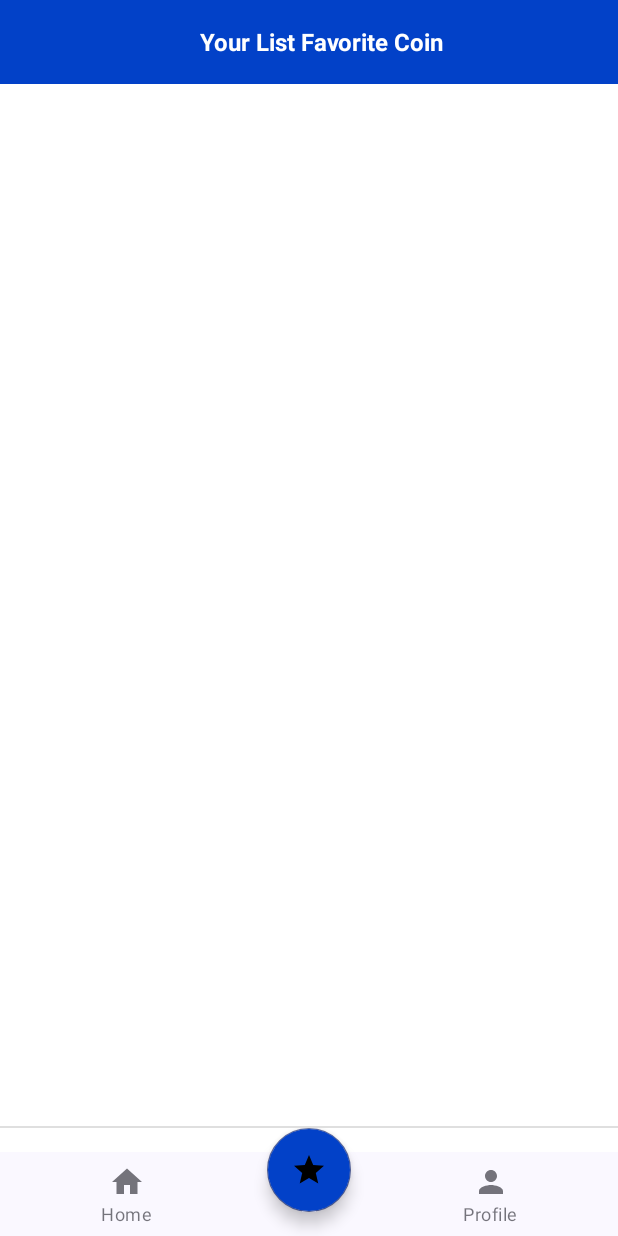
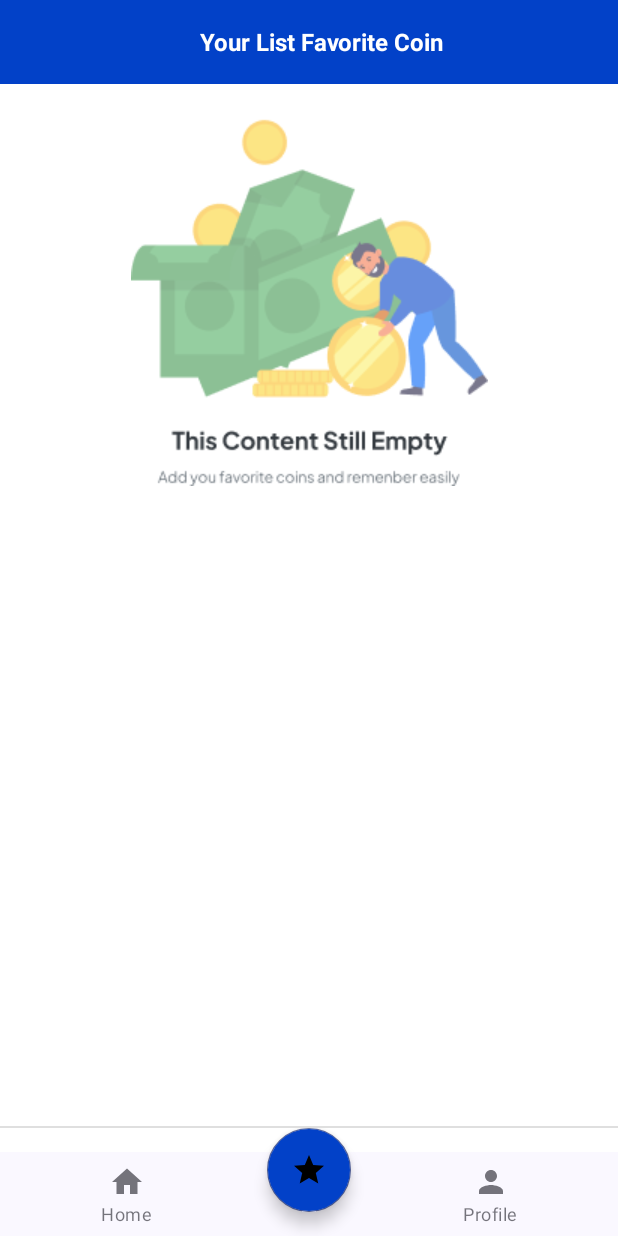
Before and after one commit to arkan3h/4crypto, an Android app: the FavoriteFragment screen opened through its navigation route, item 2 of the bottom bar chosen, on a phone screen of 412 x 824 dp. Run offline under Robolectric (Android 15) with nearby library versions, the phone set to English and light mode, and no system bars; our stand-ins replace Firebase (no records; nobody signed in at launch, a user with empty details on screens opened directly), Room's generated code, navigation-ui; pictures from the network do not load.

Commit message:
finising fragment favorite with loading state animated

```diff
--- a/app/build.gradle.kts
+++ b/app/build.gradle.kts
@@ -38,6 +38,7 @@ android {
     kotlinOptions {
         jvmTarget = "1.8"
     }
+
     buildFeatures {
         viewBinding = true
 
--- a/app/src/main/java/com/arkan/a4crypto/presentation/favorite/FavoriteFragment.kt
+++ b/app/src/main/java/com/arkan/a4crypto/presentation/favorite/FavoriteFragment.kt
@@ -68,6 +68,7 @@ class FavoriteFragment : Fragment() {
         setupList()
         observeData()
         setClickListener()
+        checkIfUserLogin()
     }
 
     private fun setClickListener() {
@@ -75,8 +76,10 @@ class FavoriteFragment : Fragment() {
     }
 
     private fun setupList() {
-        binding.rvFavorite.itemAnimator = null
-        binding.rvFavorite.adapter = adapter
+        if (viewModel.isUserLoggedIn()) {
+            binding.rvFavorite.itemAnimator = null
+            binding.rvFavorite.adapter = adapter
+        }
     }
 
     private fun observeData() {
--- a/app/src/main/java/com/arkan/a4crypto/presentation/favorite/adapter/FavoriteListAdapter.kt
+++ b/app/src/main/java/com/arkan/a4crypto/presentation/favorite/adapter/FavoriteListAdapter.kt
@@ -8,7 +8,7 @@ import androidx.recyclerview.widget.RecyclerView
 import coil.load
 import com.arkan.a4crypto.data.model.Favorite
 import com.arkan.a4crypto.databinding.ItemFavoriteListBinding
-import com.arkan.aresto.utils.formatToIDRCurrency
+import com.arkan.aresto.utils.toDollarFormat
 
 class FavoriteListAdapter(private val favoriteListener: FavoriteListener? = null) :
     RecyclerView.Adapter<RecyclerView.ViewHolder>() {
@@ -86,7 +86,7 @@ class FavoriteViewHolder(
                 crossfade(true)
             }
             tvItemFavoriteTitle.text = item.catalogName
-            tvItemFavoritePrice.text = item.catalogPrice.formatToIDRCurrency()
+            tvItemFavoritePrice.text = item.catalogPrice.toDollarFormat()
         }
     }
 
--- a/app/src/main/java/com/arkan/a4crypto/presentation/home/HomeFragment.kt
+++ b/app/src/main/java/com/arkan/a4crypto/presentation/home/HomeFragment.kt
@@ -9,7 +9,6 @@ import android.view.ViewGroup
 import androidx.core.view.isVisible
 import androidx.fragment.app.Fragment
 import androidx.swiperefreshlayout.widget.SwipeRefreshLayout
-import com.arkan.a4crypto.R
 import com.arkan.a4crypto.data.model.Coin
 import com.arkan.a4crypto.databinding.FragmentHomeBinding
 import com.arkan.a4crypto.presentation.detail.DetailActivity
@@ -64,7 +63,6 @@ class HomeFragment : Fragment() {
                 doOnError = {
                     binding.layoutState.pbLoading.isVisible = false
                     binding.layoutState.tvError.isVisible = true
-                    binding.layoutState.tvError.text = it.exception?.message.orEmpty()
                     binding.rvListCoin.isVisible = false
                 },
                 doOnSuccess = {
@@ -78,7 +76,6 @@ class HomeFragment : Fragment() {
                 doOnEmpty = {
                     binding.layoutState.pbLoading.isVisible = false
                     binding.layoutState.tvError.isVisible = true
-                    binding.layoutState.tvError.text = getString(R.string.text_coin_is_empty)
                     binding.rvListCoin.isVisible = false
                 },
             )
--- a/app/src/main/java/com/arkan/a4crypto/presentation/main/MainActivity.kt
+++ b/app/src/main/java/com/arkan/a4crypto/presentation/main/MainActivity.kt
@@ -25,10 +25,23 @@ class MainActivity : AppCompatActivity() {
             insets
         }
         setupBottomNav()
+        setOnclickAction()
+    }
+
+    private fun setOnclickAction() {
+        binding.navBottom.fab.setOnClickListener {
+            navigateToFavorite()
+        }
     }
 
     private fun setupBottomNav() {
         val navController = findNavController(R.id.nav_host_fragment_activity_main)
         binding.navBottom.navView.setupWithNavController(navController)
     }
+
+    fun navigateToFavorite() {
+        val navController = findNavController(R.id.nav_host_fragment_activity_main)
+        binding.navBottom.navView.selectedItemId = R.id.menu_tab_favorite
+        navController.navigate(R.id.menu_tab_favorite)
+    }
 }
--- a/app/src/main/res/layout/fragment_favorite.xml
+++ b/app/src/main/res/layout/fragment_favorite.xml
@@ -25,13 +25,28 @@
             android:textColor="@color/white"/>
     </androidx.appcompat.widget.Toolbar>
 
+    <androidx.core.widget.NestedScrollView
+        android:id="@+id/nsv_item_favorite"
+        app:layout_constraintTop_toBottomOf="@+id/toolbar_favorite"
+        app:layout_constraintEnd_toEndOf="parent"
+        app:layout_constraintStart_toStartOf="parent"
+        android:layout_width="match_parent"
+        android:layout_height="wrap_content" >
+
+        <androidx.constraintlayout.widget.ConstraintLayout
+            android:layout_width="match_parent"
+            android:layout_height="wrap_content" >
+
+
+
     <include
         android:id="@+id/layout_state"
-        layout="@layout/layout_content_state"
+        android:layout_marginTop="18dp"
+        layout="@layout/layout_content_state_item_coin"
         android:layout_width="match_parent"
-        android:layout_height="match_parent"
+        android:layout_height="wrap_content"
         app:layout_constraintBottom_toBottomOf="parent"
-        app:layout_constraintTop_toBottomOf="@+id/toolbar_favorite" />
+        app:layout_constraintTop_toTopOf="parent" />
 
     <androidx.recyclerview.widget.RecyclerView
         android:id="@+id/rv_favorite"
@@ -42,11 +57,13 @@
         android:clipToPadding="false"
         android:orientation="vertical"
         android:paddingBottom="16dp"
-        app:layoutManager="androidx.recyclerview.widget.GridLayoutManager"
+        app:layoutManager="androidx.recyclerview.widget.LinearLayoutManager"
         app:layout_constraintEnd_toEndOf="parent"
         app:layout_constraintStart_toStartOf="parent"
-        app:layout_constraintTop_toBottomOf="@+id/toolbar_favorite"
-    app:spanCount="2"
+        app:layout_constraintTop_toTopOf="parent"
+    app:spanCount="1"
         tools:listitem="@layout/item_favorite_list" />
+        </androidx.constraintlayout.widget.ConstraintLayout>
+    </androidx.core.widget.NestedScrollView>
 
 </androidx.constraintlayout.widget.ConstraintLayout>
--- a/app/src/main/res/layout/fragment_home.xml
+++ b/app/src/main/res/layout/fragment_home.xml
@@ -46,7 +46,7 @@
 
             <include
                 android:id="@+id/layout_state"
-                layout="@layout/layout_content_state"
+                layout="@layout/layout_content_state_item_coin"
                 android:layout_width="match_parent"
                 android:layout_height="0dp"
                 android:layout_marginTop="32dp"
--- a/app/src/main/res/layout/item_favorite_list.xml
+++ b/app/src/main/res/layout/item_favorite_list.xml
@@ -2,7 +2,7 @@
 <androidx.cardview.widget.CardView xmlns:android="http://schemas.android.com/apk/res/android"
     xmlns:app="http://schemas.android.com/apk/res-auto"
     xmlns:tools="http://schemas.android.com/tools"
-    android:layout_width="180dp"
+    android:layout_width="match_parent"
     android:layout_height="wrap_content"
     android:layout_marginVertical="8dp"
     app:cardCornerRadius="8dp"
@@ -15,8 +15,8 @@
 
         <com.google.android.material.imageview.ShapeableImageView
             android:id="@+id/iv_img_item_favorite"
-            android:layout_width="40dp"
-            android:layout_height="40dp"
+            android:layout_width="60dp"
+            android:layout_height="60dp"
             android:scaleType="fitCenter"
             app:layout_constraintDimensionRatio="1:1"
             app:layout_constraintLeft_toLeftOf="parent"
--- a/app/src/main/res/layout/layout_content_state.xml
+++ b/app/src/main/res/layout/layout_content_state.xml
@@ -4,6 +4,8 @@
     xmlns:tools="http://schemas.android.com/tools"
     android:layout_width="match_parent"
     android:layout_height="match_parent">
+
+
 
     <com.google.android.material.progressindicator.CircularProgressIndicator
         android:id="@+id/pb_loading"
@@ -16,6 +18,7 @@
         app:layout_constraintStart_toStartOf="parent"
         app:layout_constraintTop_toTopOf="parent"
         tools:visibility="visible" />
+
 
     <TextView
         android:id="@+id/tv_error"
--- a/app/src/main/res/values/strings.xml
+++ b/app/src/main/res/values/strings.xml
@@ -43,5 +43,9 @@
     <string name="text_logout">Logout</string>
     <string name="title_tab_favorite">Favorite</string>
     <string name="title_toolbar_favorite">Your List Favorite Coin</string>
+    <string name="text_succes_add_to_favorite">Berhasil di tambahkan ke Favorit</string>
+    <string name="text_faliled_add_to_favorite">Gagal menambahkan ke Favorit</string>
+    <string name="text_load_add_to_favorite">Loading...</string>
+    <string name="text_error_empty_content">This Content Is Empty</string>
 
 </resources>
```
Also changed, not shown: app/src/main/java/com/arkan/a4crypto/di/AppModules.kt (+8 -0 lines), app/src/main/java/com/arkan/a4crypto/presentation/detail/DetailActivity.kt (+60 -5 lines), app/src/main/java/com/arkan/a4crypto/presentation/detail/DetailViewModel.kt (+12 -0 lines).
